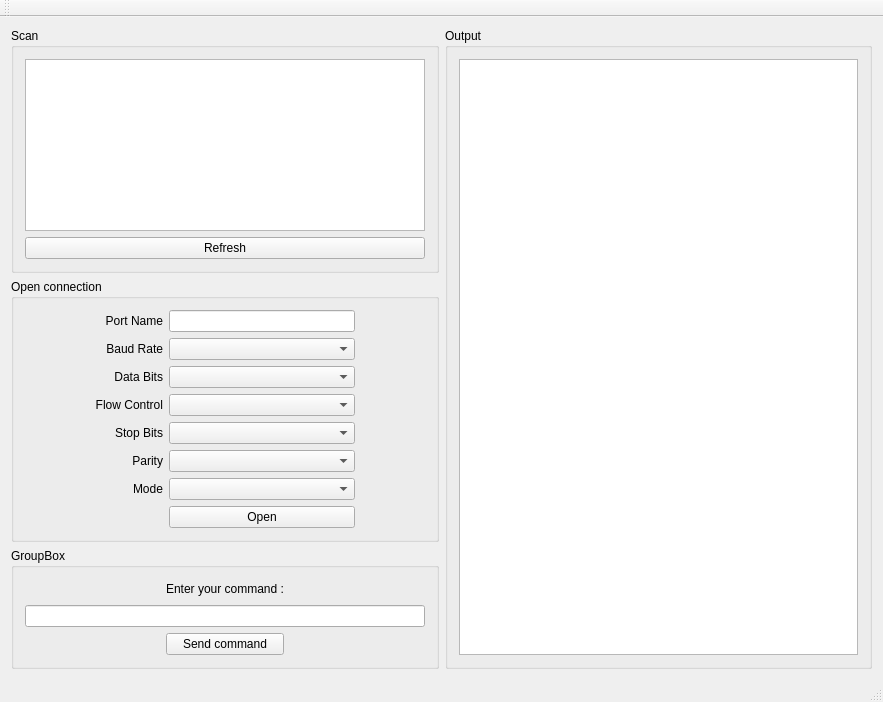
Old version of the form SerialDoctorDialog.ui in the repository arnauddm/SerialDoctor.
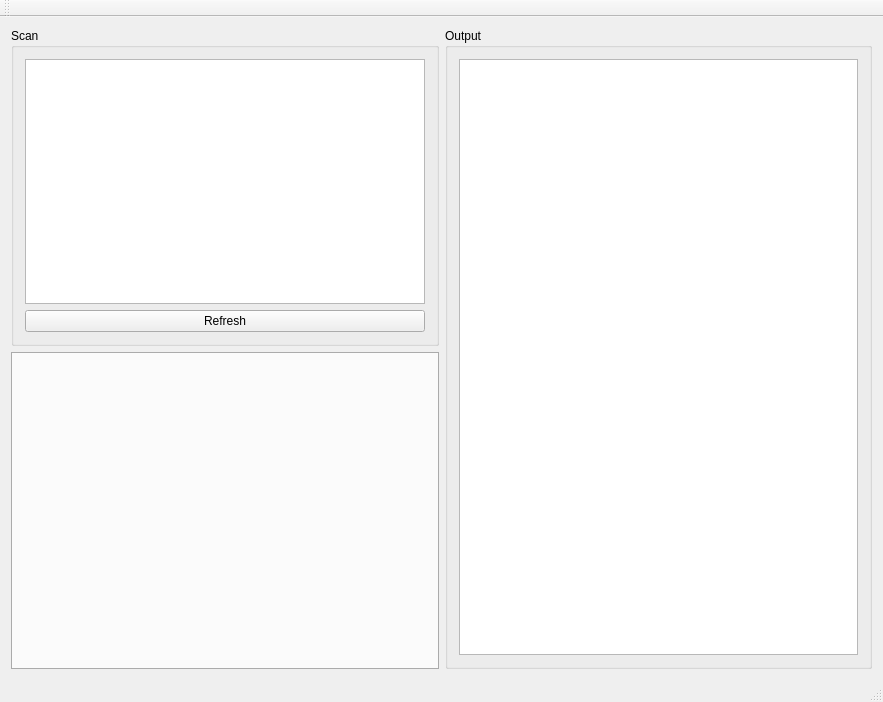
New version of the form.

Commit message: New interface to  manage the multi port

Diff of the .ui file:
```diff
--- a/SerialDoctorDialog.ui
+++ b/SerialDoctorDialog.ui
@@ -34,7 +34,7 @@
       </layout>
      </widget>
     </item>
-    <item row="0" column="1" rowspan="3">
+    <item row="0" column="1" rowspan="2">
      <widget class="QGroupBox" name="groupBox_2">
       <property name="minimumSize">
        <size>
@@ -53,223 +53,19 @@
      </widget>
     </item>
     <item row="1" column="0">
-     <widget class="QGroupBox" name="ConnectionGroupBox">
-      <property name="title">
-       <string>Open connection</string>
+     <widget class="QTabWidget" name="PortTabWidget">
+      <property name="tabletTracking">
+       <bool>true</bool>
       </property>
-      <layout class="QGridLayout" name="gridLayout">
-       <item row="2" column="0">
-        <spacer name="horizontalSpacer">
-         <property name="orientation">
-          <enum>Qt::Horizontal</enum>
-         </property>
-         <property name="sizeType">
-          <enum>QSizePolicy::Preferred</enum>
-         </property>
-         <property name="sizeHint" stdset="0">
-          <size>
-           <width>70</width>
-           <height>20</height>
-          </size>
-         </property>
-        </spacer>
-       </item>
-       <item row="0" column="1">
-        <widget class="QLabel" name="label">
-         <property name="text">
-          <string>Port Name</string>
-         </property>
-         <property name="alignment">
-          <set>Qt::AlignRight|Qt::AlignTrailing|Qt::AlignVCenter</set>
-         </property>
-        </widget>
-       </item>
-       <item row="7" column="2">
-        <widget class="QPushButton" name="OpenConnectionPushButton">
-         <property name="text">
-          <string>Open</string>
-         </property>
-        </widget>
-       </item>
-       <item row="5" column="1">
-        <widget class="QLabel" name="label_6">
-         <property name="text">
-          <string>Parity</string>
-         </property>
-         <property name="alignment">
-          <set>Qt::AlignRight|Qt::AlignTrailing|Qt::AlignVCenter</set>
-         </property>
-        </widget>
-       </item>
-       <item row="1" column="2">
-        <widget class="QComboBox" name="BaudRateComboBox"/>
-       </item>
-       <item row="5" column="2">
-        <widget class="QComboBox" name="ParityComboBox"/>
-       </item>
-       <item row="0" column="2">
-        <widget class="QLineEdit" name="PortNameLineEdit"/>
-       </item>
-       <item row="2" column="1">
-        <widget class="QLabel" name="label_3">
-         <property name="text">
-          <string>Data Bits</string>
-         </property>
-         <property name="alignment">
-          <set>Qt::AlignRight|Qt::AlignTrailing|Qt::AlignVCenter</set>
-         </property>
-        </widget>
-       </item>
-       <item row="3" column="1">
-        <widget class="QLabel" name="label_4">
-         <property name="text">
-          <string>Flow Control</string>
-         </property>
-         <property name="alignment">
-          <set>Qt::AlignRight|Qt::AlignTrailing|Qt::AlignVCenter</set>
-         </property>
-        </widget>
-       </item>
-       <item row="2" column="3">
-        <spacer name="horizontalSpacer_2">
-         <property name="orientation">
-          <enum>Qt::Horizontal</enum>
-         </property>
-         <property name="sizeType">
-          <enum>QSizePolicy::Preferred</enum>
-         </property>
-         <property name="sizeHint" stdset="0">
-          <size>
-           <width>70</width>
-           <height>20</height>
-          </size>
-         </property>
-        </spacer>
-       </item>
-       <item row="3" column="2">
-        <widget class="QComboBox" name="FlowControlComboBox"/>
-       </item>
-       <item row="4" column="1">
-        <widget class="QLabel" name="label_5">
-         <property name="text">
-          <string>Stop Bits</string>
-         </property>
-         <property name="alignment">
-          <set>Qt::AlignRight|Qt::AlignTrailing|Qt::AlignVCenter</set>
-         </property>
-        </widget>
-       </item>
-       <item row="1" column="1">
-        <widget class="QLabel" name="label_2">
-         <property name="text">
-          <string>Baud Rate</string>
-         </property>
-         <property name="alignment">
-          <set>Qt::AlignRight|Qt::AlignTrailing|Qt::AlignVCenter</set>
-         </property>
-        </widget>
-       </item>
-       <item row="4" column="2">
-        <widget class="QComboBox" name="StopBitsComboBox"/>
-       </item>
-       <item row="2" column="2">
-        <widget class="QComboBox" name="DataBitsComboBox"/>
-       </item>
-       <item row="6" column="1">
-        <widget class="QLabel" name="label_8">
-         <property name="text">
-          <string>Mode</string>
-         </property>
-         <property name="alignment">
-          <set>Qt::AlignRight|Qt::AlignTrailing|Qt::AlignVCenter</set>
-         </property>
-        </widget>
-       </item>
-       <item row="6" column="2">
-        <widget class="QComboBox" name="ModeComboBox"/>
-       </item>
-      </layout>
-     </widget>
-    </item>
-    <item row="2" column="0">
-     <widget class="QGroupBox" name="groupBox">
-      <property name="title">
-       <string>GroupBox</string>
+      <property name="tabPosition">
+       <enum>QTabWidget::South</enum>
       </property>
-      <layout class="QGridLayout" name="gridLayout_4">
-       <item row="0" column="3">
-        <spacer name="horizontalSpacer_5">
-         <property name="orientation">
-          <enum>Qt::Horizontal</enum>
-         </property>
-         <property name="sizeHint" stdset="0">
-          <size>
-           <width>40</width>
-           <height>20</height>
-          </size>
-         </property>
-        </spacer>
-       </item>
-       <item row="2" column="1" colspan="2">
-        <widget class="QPushButton" name="SendCommandPushButton">
-         <property name="text">
-          <string>Send command</string>
-         </property>
-        </widget>
-       </item>
-       <item row="2" column="0">
-        <spacer name="horizontalSpacer_3">
-         <property name="orientation">
-          <enum>Qt::Horizontal</enum>
-         </property>
-         <property name="sizeHint" stdset="0">
-          <size>
-           <width>40</width>
-           <height>20</height>
-          </size>
-         </property>
-        </spacer>
-       </item>
-       <item row="0" column="0">
-        <spacer name="horizontalSpacer_6">
-         <property name="orientation">
-          <enum>Qt::Horizontal</enum>
-         </property>
-         <property name="sizeHint" stdset="0">
-          <size>
-           <width>40</width>
-           <height>20</height>
-          </size>
-         </property>
-        </spacer>
-       </item>
-       <item row="1" column="0" colspan="4">
-        <widget class="QLineEdit" name="CommandlineEdit"/>
-       </item>
-       <item row="2" column="3">
-        <spacer name="horizontalSpacer_4">
-         <property name="orientation">
-          <enum>Qt::Horizontal</enum>
-         </property>
-         <property name="sizeHint" stdset="0">
-          <size>
-           <width>40</width>
-           <height>20</height>
-          </size>
-         </property>
-        </spacer>
-       </item>
-       <item row="0" column="1" colspan="2">
-        <widget class="QLabel" name="label_7">
-         <property name="text">
-          <string>Enter your command :</string>
-         </property>
-         <property name="alignment">
-          <set>Qt::AlignCenter</set>
-         </property>
-        </widget>
-       </item>
-      </layout>
+      <property name="tabShape">
+       <enum>QTabWidget::Rounded</enum>
+      </property>
+      <property name="currentIndex">
+       <number>0</number>
+      </property>
      </widget>
     </item>
    </layout>
```
The commit also changes 5 other files.
